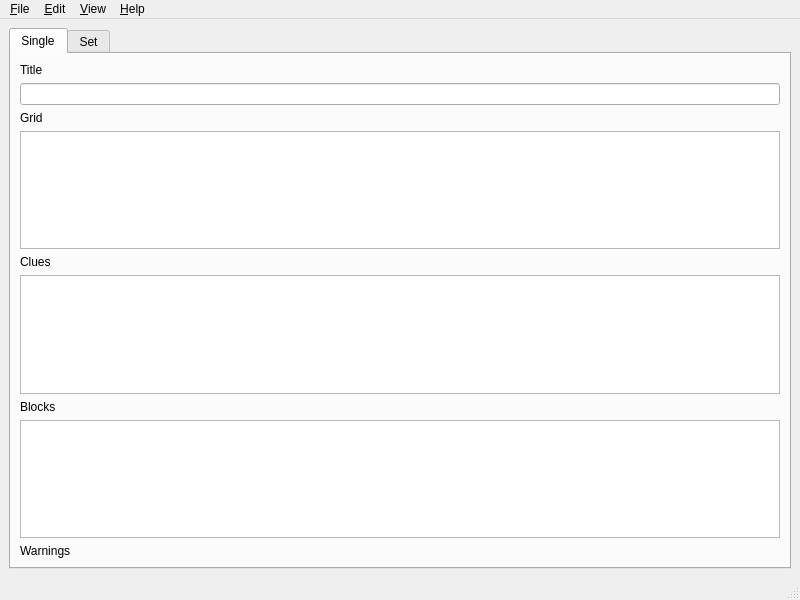
Old version of the form four_letter_blocks/main_window.ui in the repository donkirkby/four-letter-blocks.
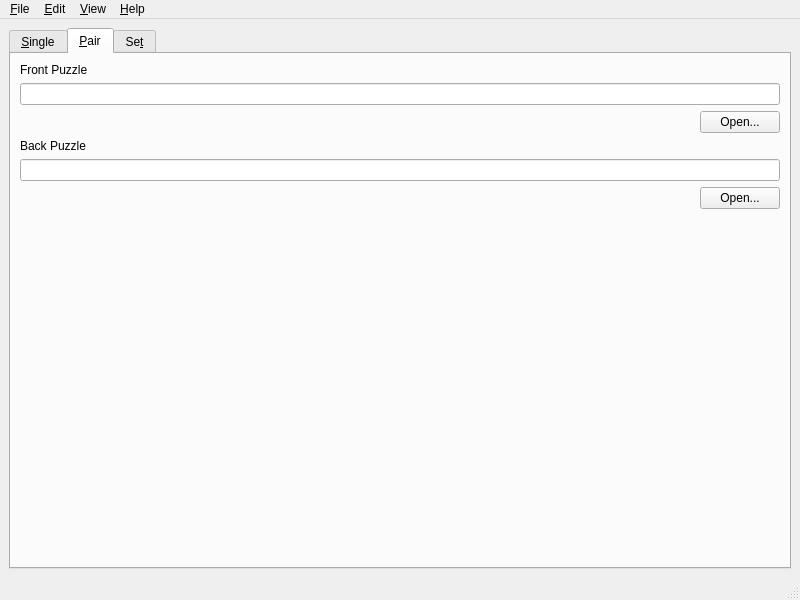
New version of the form. The open tabs and pages were chosen to show the change. Custom widgets are drawn as their Qt base class.

Commit message: Add a UI tab for puzzle pairs, for #26.

```diff
--- a/four_letter_blocks/main_window.ui
+++ b/four_letter_blocks/main_window.ui
@@ -22,7 +22,7 @@
       </property>
       <widget class="QWidget" name="single_tab">
        <attribute name="title">
-        <string>Single</string>
+        <string>&amp;Single</string>
        </attribute>
        <layout class="QVBoxLayout" name="verticalLayout_2">
         <item>
@@ -89,9 +89,84 @@
         </item>
        </layout>
       </widget>
+      <widget class="QWidget" name="pair_tab">
+       <attribute name="title">
+        <string>&amp;Pair</string>
+       </attribute>
+       <layout class="QGridLayout" name="gridLayout_2">
+        <item row="6" column="1">
+         <spacer name="vertical_spacer">
+          <property name="orientation">
+           <enum>Qt::Vertical</enum>
+          </property>
+          <property name="sizeHint" stdset="0">
+           <size>
+            <width>20</width>
+            <height>40</height>
+           </size>
+          </property>
+         </spacer>
+        </item>
+        <item row="2" column="0">
+         <spacer name="horizontal_spacer">
+          <property name="orientation">
+           <enum>Qt::Horizontal</enum>
+          </property>
+          <property name="sizeHint" stdset="0">
+           <size>
+            <width>40</width>
+            <height>20</height>
+           </size>
+          </property>
+         </spacer>
+        </item>
+        <item row="1" column="0" colspan="2">
+         <widget class="QLineEdit" name="front_name">
+          <property name="readOnly">
+           <bool>true</bool>
+          </property>
+         </widget>
+        </item>
+        <item row="4" column="0" colspan="2">
+         <widget class="QLineEdit" name="back_name">
+          <property name="readOnly">
+           <bool>true</bool>
+          </property>
+         </widget>
+        </item>
+        <item row="2" column="1">
+         <widget class="QPushButton" name="front_open_button">
+          <property name="text">
+           <string>Open...</string>
+          </property>
+         </widget>
+        </item>
+        <item row="5" column="1">
+         <widget class="QPushButton" name="back_open_button">
+          <property name="text">
+           <string>Open...</string>
+          </property>
+         </widget>
+        </item>
+        <item row="0" column="0" colspan="2">
+         <widget class="QLabel" name="front_label">
+          <property name="text">
+           <string>Front Puzzle</string>
+          </property>
+         </widget>
+        </item>
+        <item row="3" column="0" colspan="2">
+         <widget class="QLabel" name="back_label">
+          <property name="text">
+           <string>Back Puzzle</string>
+          </property>
+         </widget>
+        </item>
+       </layout>
+      </widget>
       <widget class="QWidget" name="set_tab">
        <attribute name="title">
-        <string>Set</string>
+        <string>Se&amp;t</string>
        </attribute>
        <layout class="QGridLayout" name="gridLayout">
         <item row="2" column="0">
```
Left out of the diff: 12 changed lines with no effect on the pictures. The commit also changes 2 other files.
